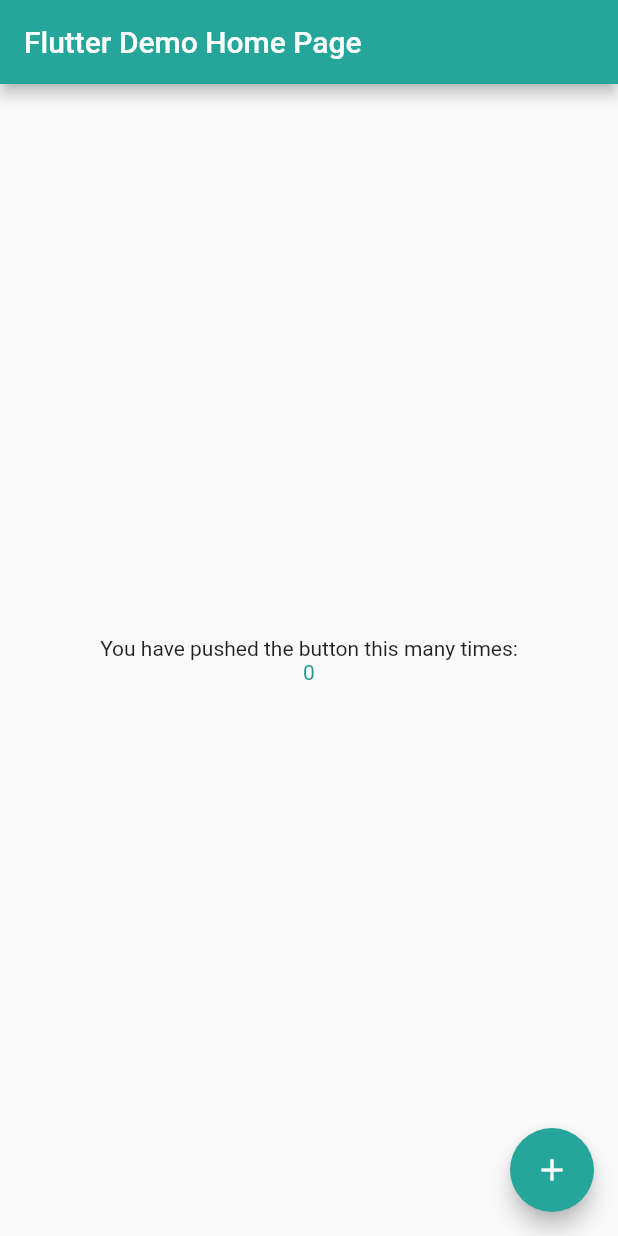
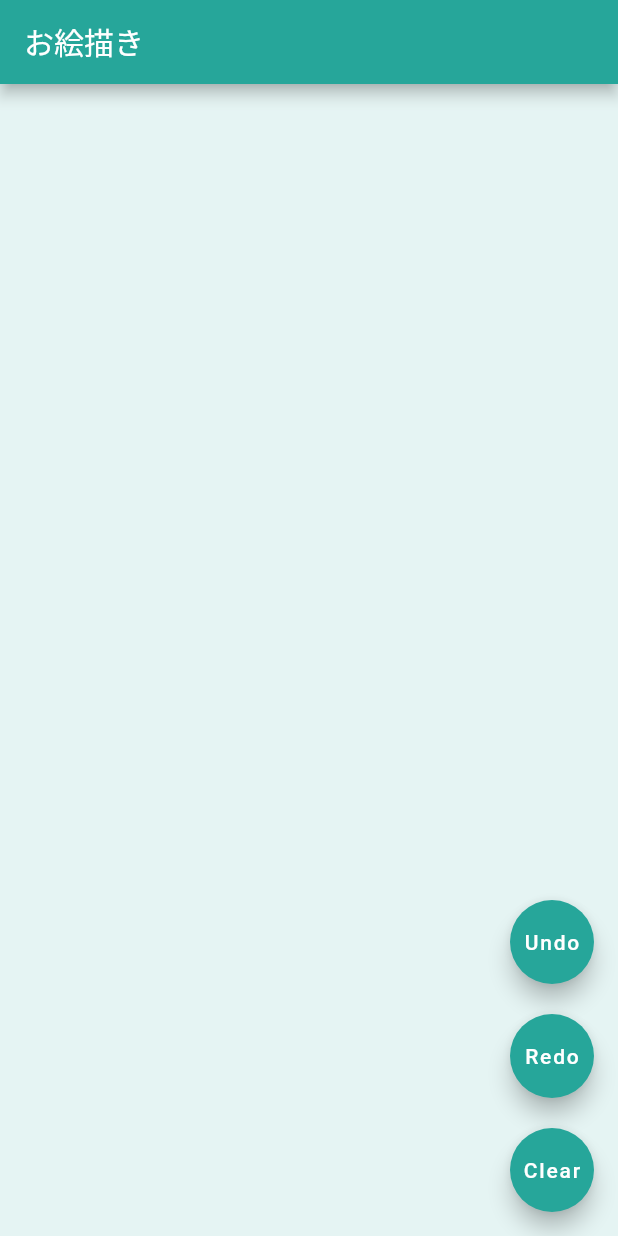
Before and after one commit to Mayakuwa/drawing_app, a Flutter app: the screen it shows after launch, on a phone screen of 412 x 824 dp. Run offline on Flutter 3.47's test engine with Material 2 defaults, Android fonts, the phone set to English and light mode, and no system bars.

Commit message:
add paintscreen

```diff
--- a/lib/main.dart
+++ b/lib/main.dart
@@ -1,5 +1,6 @@
 import 'package:flutter/material.dart';
 import 'define/Common.dart';
+import 'screens/PaintScreen.dart';
 
 void main() {
   runApp(MyApp());
@@ -14,92 +15,7 @@ class MyApp extends StatelessWidget {
       theme: ThemeData(
         primarySwatch: Common.primaryColor,
       ),
-      home: MyHomePage(title: 'Flutter Demo Home Page'),
+      home: PaintScreen(),
     );
   }
 }
-
-class MyHomePage extends StatefulWidget {
-  MyHomePage({Key key, this.title}) : super(key: key);
-
-  // This widget is the home page of your application. It is stateful, meaning
-  // that it has a State object (defined below) that contains fields that affect
-  // how it looks.
-
-  // This class is the configuration for the state. It holds the values (in this
-  // case the title) provided by the parent (in this case the App widget) and
-  // used by the build method of the State. Fields in a Widget subclass are
-  // always marked "final".
-
-  final String title;
-
-  @override
-  _MyHomePageState createState() => _MyHomePageState();
-}
-
-class _MyHomePageState extends State<MyHomePage> {
-  int _counter = 0;
-
-  void _incrementCounter() {
-    setState(() {
-      // This call to setState tells the Flutter framework that something has
-      // changed in this State, which causes it to rerun the build method below
-      // so that the display can reflect the updated values. If we changed
-      // _counter without calling setState(), then the build method would not be
-      // called again, and so nothing would appear to happen.
-      _counter++;
-    });
-  }
-
-  @override
-  Widget build(BuildContext context) {
-    // This method is rerun every time setState is called, for instance as done
-    // by the _incrementCounter method above.
-    //
-    // The Flutter framework has been optimized to make rerunning build methods
-    // fast, so that you can just rebuild anything that needs updating rather
-    // than having to individually change instances of widgets.
-    return Scaffold(
-      appBar: AppBar(
-        // Here we take the value from the MyHomePage object that was created by
-        // the App.build method, and use it to set our appbar title.
-        title: Text(widget.title),
-      ),
-      body: Center(
-        // Center is a layout widget. It takes a single child and positions it
-        // in the middle of the parent.
-        child: Column(
-          // Column is also a layout widget. It takes a list of children and
-          // arranges them vertically. By default, it sizes itself to fit its
-          // children horizontally, and tries to be as tall as its parent.
-          //
-          // Invoke "debug painting" (press "p" in the console, choose the
-          // "Toggle Debug Paint" action from the Flutter Inspector in Android
-          // Studio, or the "Toggle Debug Paint" command in Visual Studio Code)
-          // to see the wireframe for each widget.
-          //
-          // Column has various properties to control how it sizes itself and
-          // how it positions its children. Here we use mainAxisAlignment to
-          // center the children vertically; the main axis here is the vertical
-          // axis because Columns are vertical (the cross axis would be
-          // horizontal).
-          mainAxisAlignment: MainAxisAlignment.center,
-          children: <Widget>[
-            Text(
-              'You have pushed the button this many times:',
-            ),
-            Text(
-              '$_counter',
-              style: TextStyle(color: Common.primaryColor.shade600),
-            ),
-          ],
-        ),
-      ),
-      floatingActionButton: FloatingActionButton(
-        onPressed: _incrementCounter,
-        tooltip: 'Increment',
-        child: Icon(Icons.add),
-      ), // This trailing comma makes auto-formatting nicer for build methods.
-    );
-  }
-}
--- /dev/null
+++ b/lib/screens/PaintScreen.dart
@@ -0,0 +1,54 @@
+import 'package:drawing_app/define/Common.dart';
+import 'package:flutter/material.dart';
+
+class PaintScreen extends StatefulWidget {
+  @override
+  _PaintScreenState createState() => _PaintScreenState();
+}
+
+class _PaintScreenState extends State<PaintScreen> {
+
+  @override
+  Widget build(BuildContext context) {
+    return Scaffold(
+      appBar: AppBar(
+        title: Text('お絵描き'),
+      ),
+      body: Container(
+        color: Common.primaryColor.shade50
+      ),
+      floatingActionButton: Column(
+        mainAxisAlignment: MainAxisAlignment.end,
+        children: <Widget>[
+          FloatingActionButton(
+            heroTag: 'undo',
+            onPressed: () {
+
+            },
+            child: Text('Undo'),
+          ),
+          SizedBox(
+            height: 20.0,
+          ),
+          FloatingActionButton(
+            heroTag: 'redo',
+            onPressed: () {
+
+            },
+            child: Text('Redo'),
+          ),
+          SizedBox(
+            height: 20.0,
+          ),
+          FloatingActionButton(
+            heroTag: 'clear',
+            onPressed: () {
+
+            },
+            child: Text('Clear'),
+          ),
+        ],
+      ),
+    );
+  }
+}
```
